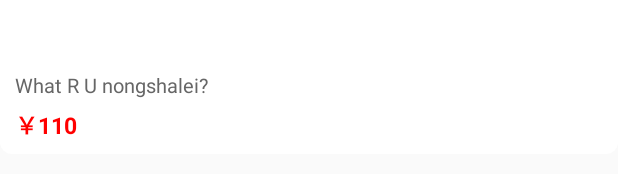
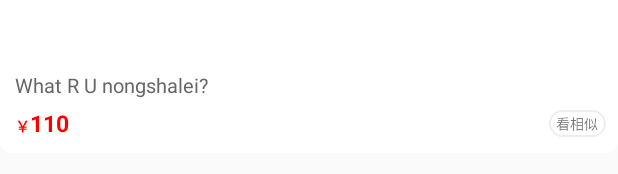
Before and after one commit to xmuSistone/PersistentCoordinatorLayout, an Android app: the layout item_feeds_product.xml on its own in the app's theme, with its tools: preview values and no code run, on a phone screen of 412 x 824 dp. Shown: the part 567-741 px from the top of the screen. Run offline under Robolectric (Android 15) with nearby library versions, the phone set to English and light mode, and no system bars; plain views replace RoundedImageView.

Commit message:
using viewPager2

```diff
--- a/app/src/main/java/com/stone/persistent/model/ProductItemModel.kt
+++ b/app/src/main/java/com/stone/persistent/model/ProductItemModel.kt
@@ -3,5 +3,6 @@ package com.stone.persistent.model
 data class ProductItemModel(
     var goodName: String,
     var imagRes: Int,
-    var dimensionRatio: Float
+    var dimensionRatio: Float,
+    var price: String
 )
--- /dev/null
+++ b/app/src/main/res/drawable/border_gray_product.xml
@@ -0,0 +1,9 @@
+<?xml version="1.0" encoding="utf-8"?>
+<shape xmlns:android="http://schemas.android.com/apk/res/android">
+
+    <corners android:radius="9dp" />
+    <stroke
+        android:width="1dp"
+        android:color="#eeeeee" />
+
+</shape>
--- a/app/src/main/res/layout/activity_main.xml
+++ b/app/src/main/res/layout/activity_main.xml
@@ -123,7 +123,7 @@
 
             <!--商品流-->
 
-            <androidx.viewpager.widget.ViewPager
+            <androidx.viewpager2.widget.ViewPager2
                 android:id="@+id/main_feeds_viewpager"
                 android:layout_width="match_parent"
                 android:layout_height="match_parent"
--- a/app/src/main/res/layout/item_feeds_product.xml
+++ b/app/src/main/res/layout/item_feeds_product.xml
@@ -6,7 +6,8 @@
     android:layout_marginTop="5dp"
     android:layout_marginBottom="5dp"
     android:background="@drawable/product_background_corner"
-    android:orientation="vertical">
+    android:orientation="vertical"
+    android:paddingBottom="9dp">
 
     <com.rishabhharit.roundedimageview.RoundedImageView
         android:id="@+id/goods_imageview"
@@ -35,15 +36,41 @@
 
     <TextView
         android:id="@+id/goods_price_tv"
-        android:layout_width="match_parent"
+        android:layout_width="0dp"
         android:layout_height="wrap_content"
-        android:layout_marginLeft="10dp"
         android:layout_marginTop="5dp"
-        android:paddingBottom="8dp"
-        android:text="￥110"
+        android:text="110"
         android:textColor="#f00"
         android:textSize="15sp"
         android:textStyle="bold"
+        app:layout_constraintLeft_toRightOf="@+id/goods_price_currency"
+        app:layout_constraintRight_toLeftOf="@+id/goods_similar_btn"
         app:layout_constraintTop_toBottomOf="@+id/goods_title_tv" />
 
+    <TextView
+        android:id="@+id/goods_price_currency"
+        android:layout_width="wrap_content"
+        android:layout_height="wrap_content"
+        android:layout_marginLeft="10dp"
+        android:layout_marginBottom="1dp"
+        android:text="￥"
+        android:textColor="#f00"
+        android:textSize="10sp"
+        android:textStyle="bold"
+        app:layout_constraintBottom_toBottomOf="@+id/goods_price_tv"
+        app:layout_constraintLeft_toLeftOf="parent" />
+
+    <TextView
+        android:id="@+id/goods_similar_btn"
+        android:layout_width="38dp"
+        android:layout_height="18dp"
+        android:layout_marginRight="8dp"
+        android:background="@drawable/border_gray_product"
+        android:gravity="center"
+        android:text="看相似"
+        android:textSize="9sp"
+        app:layout_constraintBottom_toBottomOf="@id/goods_price_tv"
+        app:layout_constraintRight_toRightOf="parent"
+        app:layout_constraintTop_toTopOf="@+id/goods_price_tv" />
+
 </androidx.constraintlayout.widget.ConstraintLayout>
```
Also changed, not shown: app/src/main/java/com/stone/persistent/MainActivity.kt (+14 -72 lines), app/src/main/java/com/stone/persistent/adapter/FeedsListAdapter.kt (+13 -6 lines), app/src/main/java/com/stone/persistent/adapter/FeedsPagerAdapter.kt (+10 -10 lines), app/src/main/java/com/stone/persistent/helper/HomeFeedsIndicator.kt (added, +71 -0 lines).
